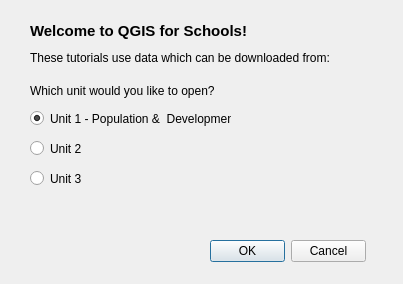
Above: ui_qgisforschools.ui from Charlotteg/QGISforSchools before the change. Below: the same form after it.
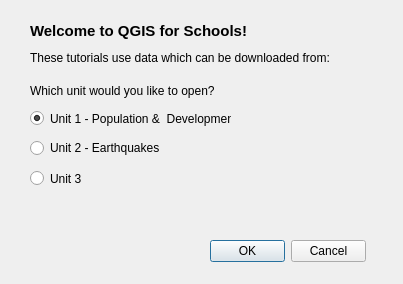
That is the form after the change.

Commit message: functionality added to the add layer buttons of unit 2. Colour page begun

```diff
--- a/ui_qgisforschools.ui
+++ b/ui_qgisforschools.ui
@@ -34,12 +34,12 @@
     <rect>
      <x>30</x>
      <y>140</y>
-     <width>82</width>
-     <height>17</height>
+     <width>161</width>
+     <height>16</height>
     </rect>
    </property>
    <property name="text">
-    <string>Unit 2</string>
+    <string>Unit 2 - Earthquakes</string>
    </property>
   </widget>
   <widget class="QRadioButton" name="unit3">
```
The commit also changes 18 other files.
